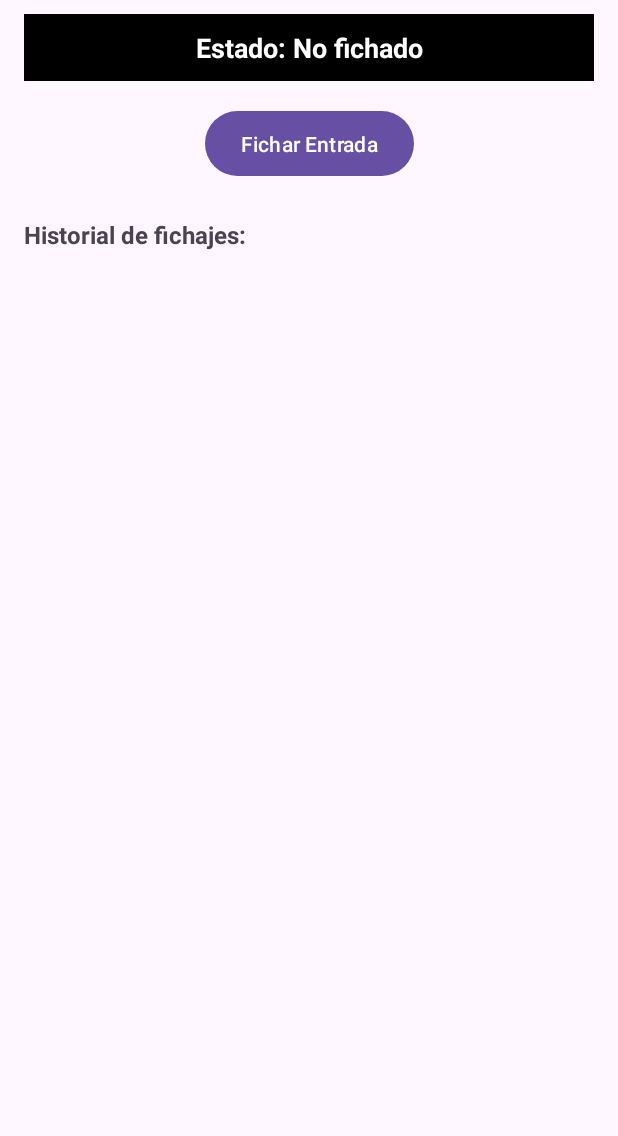
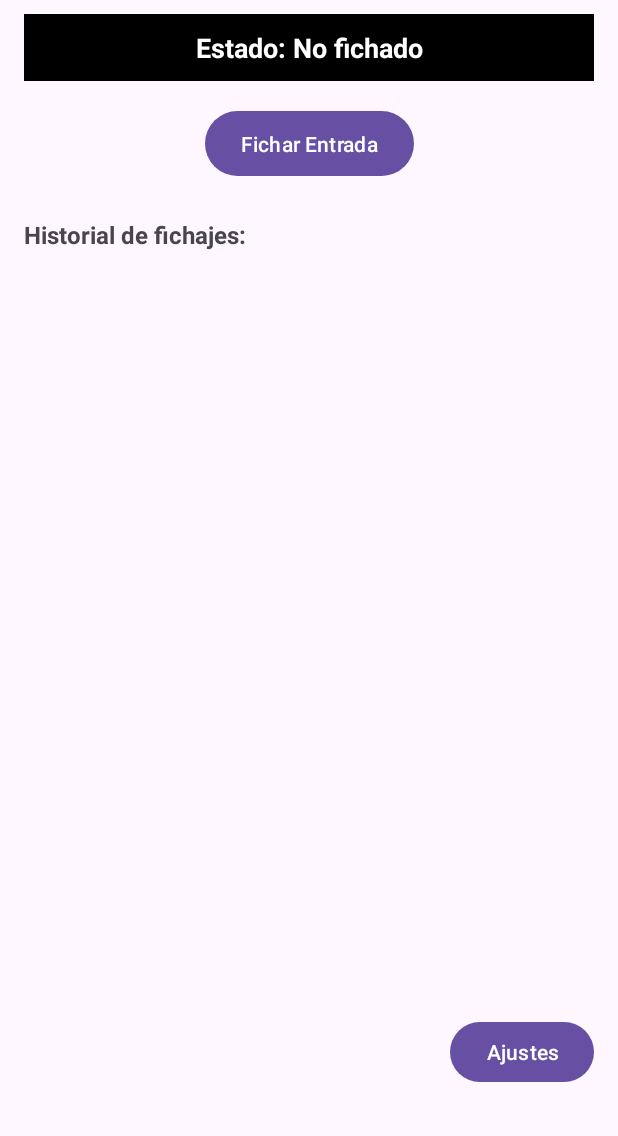
Before and after one commit to ffernandezco/DAS-Proyecto, an Android app: the screen it shows after launch (MainActivity), on a phone screen of 412 x 824 dp, the part 100-1236 px from its top. Run offline under Robolectric (Android 15) with nearby library versions, the phone set to English and light mode, and no system bars.

Commit message:
Integración básica de idiomas, creando strings y adaptando las vista

```diff
--- a/app/src/main/java/eus/ehu/dasproyecto/MainActivity.java
+++ b/app/src/main/java/eus/ehu/dasproyecto/MainActivity.java
@@ -1,7 +1,10 @@
 package eus.ehu.dasproyecto;
 
 import android.Manifest;
+import android.content.Intent;
+import android.content.SharedPreferences;
 import android.content.pm.PackageManager;
+import android.content.res.Configuration;
 import android.location.Location;
 import android.os.Bundle;
 import android.widget.Button;
@@ -33,6 +36,7 @@ public class MainActivity extends AppCompatActivity {
 
     @Override
     protected void onCreate(Bundle savedInstanceState) {
+        loadSavedLanguage(); //Carga el idioma lo primero
         super.onCreate(savedInstanceState);
         setContentView(R.layout.activity_main);
 
@@ -54,6 +58,13 @@ public class MainActivity extends AppCompatActivity {
         // Initial update of the UI and list
         actualizarEstadoUI();
         actualizarLista();
+
+        Button btnSettings = findViewById(R.id.btnSettings);
+        btnSettings.setOnClickListener(v -> {
+            Intent intent = new Intent(MainActivity.this, SettingsActivity.class);
+            startActivity(intent);
+        });
+
     }
 
     @Override
@@ -62,6 +73,16 @@ public class MainActivity extends AppCompatActivity {
         // Update UI state when returning to the activity
         actualizarEstadoUI();
         actualizarLista();
+    }
+
+    private void loadSavedLanguage() {
+        SharedPreferences prefs = getSharedPreferences("AppPrefs", MODE_PRIVATE);
+        String lang = prefs.getString("language", "es");
+        Locale locale = new Locale(lang);
+        Locale.setDefault(locale);
+        Configuration config = new Configuration();
+        config.setLocale(locale);
+        getResources().updateConfiguration(config, getResources().getDisplayMetrics());
     }
 
     private void checkLocationPermissionAndRegister() {
--- a/app/src/main/res/layout/activity_main.xml
+++ b/app/src/main/res/layout/activity_main.xml
@@ -31,7 +31,7 @@
         android:layout_marginTop="60dp"
         android:background="@android:color/background_dark"
         android:paddingVertical="10dp"
-        android:text="Estado: No fichado"
+        android:text="@string/estado_no_fichado"
         android:textAlignment="center"
         android:textColor="@android:color/white"
         android:textSize="18sp"
@@ -47,7 +47,7 @@
         android:layout_marginTop="16dp"
         android:paddingHorizontal="24dp"
         android:paddingVertical="12dp"
-        android:text="Fichar Entrada"
+        android:text="@string/fichar_entrada"
         app:layout_constraintEnd_toEndOf="parent"
         app:layout_constraintStart_toStartOf="parent"
         app:layout_constraintTop_toBottomOf="@+id/tvEstadoFichaje" />
@@ -57,7 +57,7 @@
         android:layout_width="0dp"
         android:layout_height="wrap_content"
         android:layout_marginTop="24dp"
-        android:text="Historial de fichajes:"
+        android:text="@string/historial"
         android:textSize="16sp"
         android:textStyle="bold"
         app:layout_constraintEnd_toEndOf="parent"
@@ -74,4 +74,13 @@
         app:layout_constraintStart_toStartOf="parent"
         app:layout_constraintTop_toBottomOf="@id/tvHistorialLabel" />
 
+    <Button
+        android:id="@+id/btnSettings"
+        android:layout_width="wrap_content"
+        android:layout_height="wrap_content"
+        android:text="@string/settings"
+        app:layout_constraintBottom_toBottomOf="parent"
+        app:layout_constraintEnd_toEndOf="parent"
+        android:layout_marginBottom="16dp"/>
+
 </androidx.constraintlayout.widget.ConstraintLayout>
--- a/app/src/main/res/layout/item_fichaje.xml
+++ b/app/src/main/res/layout/item_fichaje.xml
@@ -15,19 +15,19 @@
             android:id="@+id/tvFecha"
             android:layout_width="wrap_content"
             android:layout_height="wrap_content"
-            android:text="Fecha"
+            android:text="@string/fecha"
             android:textStyle="bold"/>
 
         <TextView
             android:id="@+id/tvHoraEntrada"
             android:layout_width="wrap_content"
             android:layout_height="wrap_content"
-            android:text="Hora de entrada"/>
+            android:text="@string/entrada"/>
 
         <TextView
             android:id="@+id/tvHoraSalida"
             android:layout_width="wrap_content"
             android:layout_height="wrap_content"
-            android:text="Hora de salida"/>
+            android:text="@string/salida"/>
     </LinearLayout>
 </androidx.cardview.widget.CardView>
--- a/app/src/main/res/values/strings.xml
+++ b/app/src/main/res/values/strings.xml
@@ -1,3 +1,18 @@
+<?xml version="1.0" encoding="utf-8"?>
 <resources>
     <string name="app_name">TicTacker</string>
+    <string name="estado_no_fichado">Estado: No fichado</string>
+    <string name="estado_fichado">Estado: Fichado desde %1$s</string>
+    <string name="fichar_entrada">Fichar Entrada</string>
+    <string name="fichar_salida">Fichar Salida</string>
+    <string name="historial">Historial de fichajes:</string>
+    <string name="fecha">Fecha:</string>
+    <string name="entrada">Entrada:</string>
+    <string name="salida">Salida:</string>
+    <string name="detalle">Detalles del fichaje:</string>
+    <string name="ubicacion">Ubicación:</string>
+    <string name="mapa">Ver en mapa</string>
+    <string name="cerrar">Cerrar</string>
+    <string name="settings">Ajustes</string>
+    <string name="save">Guardar</string>
 </resources>
```
Also changed, not shown: app/src/main/AndroidManifest.xml (+6 -3 lines), app/src/main/java/eus/ehu/dasproyecto/SettingsActivity.java (added, +64 -0 lines), app/src/main/res/layout/activity_settings.xml (added, +38 -0 lines), app/src/main/res/layout/dialog_fichaje_details.xml (+7 -7 lines), 1 other file.
